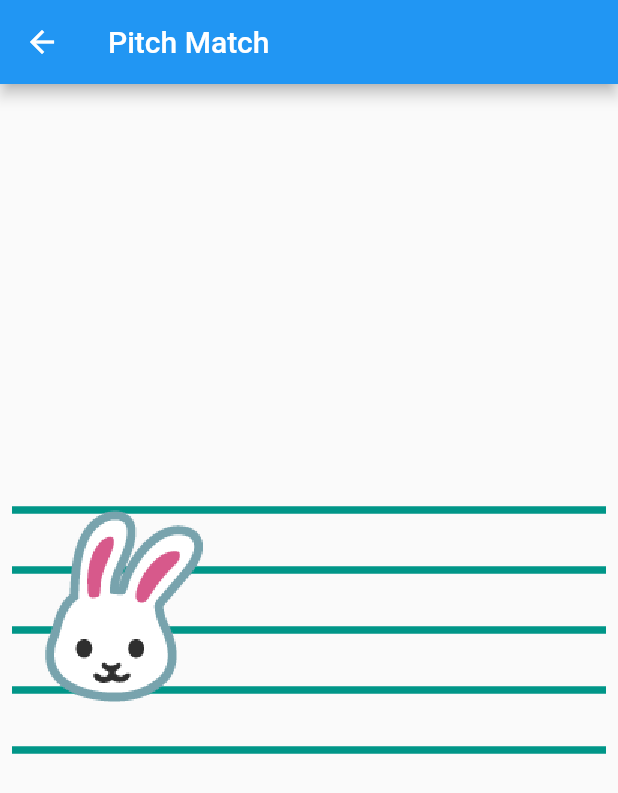
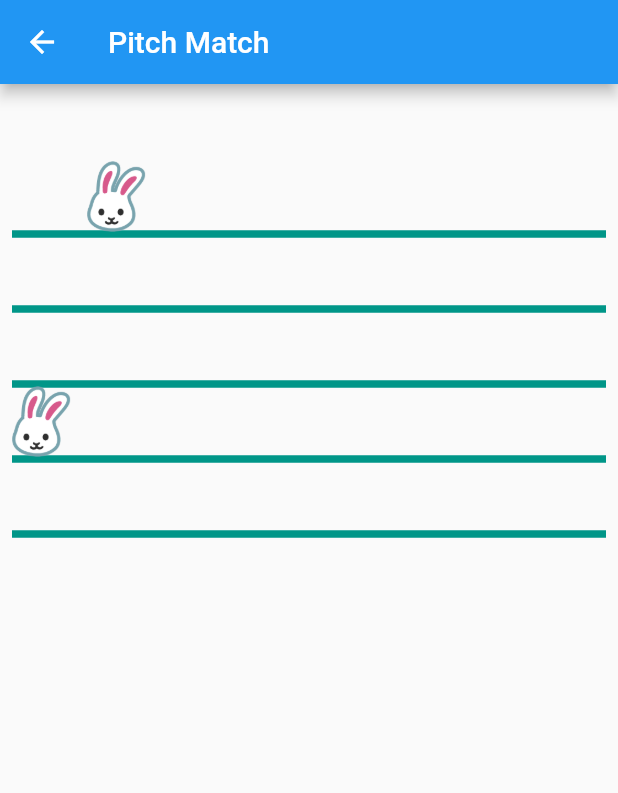
Before and after one commit to tgoze/eager-ear, a Flutter app: the screen it shows after launch, after a tap on "Pitch Match Game", on a phone screen of 412 x 824 dp. Shown: the top 793 px of the screen. Run offline on Flutter 3.47's test engine with Material 2 defaults, Android fonts, the phone set to English and light mode, and no system bars; our stand-ins replace permission_handler.

Commit message:
Staff draws notes based on pitch.

```diff
--- a/lib/games/pitch_match/main.dart
+++ b/lib/games/pitch_match/main.dart
@@ -1,86 +1,136 @@
-import 'dart:async';
-import 'dart:typed_data';
-import 'dart:ui' as ui;
-
+import 'package:eager_ear/shared/music.dart';
+import 'package:eager_ear/shared/note.dart';
+import 'package:eager_ear/shared/pitch.dart';
 import 'package:flutter/material.dart';
-import 'package:flutter/services.dart';
 
 class PitchMatchMain extends StatelessWidget {
   @override
   Widget build(BuildContext context) {
     return Scaffold(
-        appBar: AppBar(
-          title: Text("Pitch Match"),
+      appBar: AppBar(
+        title: Text("Pitch Match"),
+      ),
+      body: Center(
+        child: Column(
+          children: <Widget>[
+            PitchMatchStaff(
+              notes: <Note> [
+                Note.fromHertz(440.0, PitchDuration.Eighth),
+                Note.fromPitch(Pitch.fromClass(PitchClass.G, 5)
+                  , PitchDuration.Eighth)
+              ],
+            )
+          ],
         ),
-        body: PitchMatchStaff()
+      )
     );
   }
 }
 
 class PitchMatchStaff extends StatefulWidget {
+  PitchMatchStaff({Key key, this.notes}) : super(key: key);
+
+  final List<Note> notes;
+
   @override
   State<StatefulWidget> createState() => new _PitchMatchStaffState();
 }
 
 class _PitchMatchStaffState extends State<PitchMatchStaff> {
-  ui.Image image;
-  bool isImageLoaded = false;
+  double _staffHeight = 400;
+  double _noteDim = 50;
+  double _noteStep;
+  var _staffWidgets = List<Widget>();
 
+  void _addNoteToStaff(Note note, int noteIndex) {
+    double _bottomOffset = 0.0;
+    double _leftOffset = 0.0;
+
+    _leftOffset += noteIndex * _noteDim;
+
+    if (note.pitch.octave == 4 || note.pitch.octave == 5) {
+      switch (note.pitch.pitchClass) {
+        case PitchClass.C:
+        case PitchClass.CSharp:
+          _bottomOffset += _noteStep;
+          break;
+        case PitchClass.D:
+        case PitchClass.DSharp:
+          _bottomOffset += _noteStep * 2;
+          break;
+        case PitchClass.E:
+          _bottomOffset += _noteStep * 3;
+          break;
+        case PitchClass.F:
+        case PitchClass.FSharp:
+          _bottomOffset += _noteStep * 4;
+          break;
+        case PitchClass.G:
+        case PitchClass.GSharp:
+          _bottomOffset += _noteStep * 5;
+          break;
+        case PitchClass.A:
+        case PitchClass.ASharp:
+          _bottomOffset += _noteStep * 6;
+          break;
+        case PitchClass.B:
+          _bottomOffset += _noteStep * 7;
+          break;
+        case PitchClass.Unknown:
+        // nothing
+          break;
+      }
+      if (note.pitch.octave == 5) {
+        _bottomOffset += _noteStep * 7;
+      }
+    }
+
+    _staffWidgets.add(
+      Positioned(
+        child: Container(
+          height: _noteDim,
+          width: _noteDim,
+//          decoration: BoxDecoration(
+//              border: Border.all(color: Colors.blueAccent)
+//          ),
+          child: Image.asset('assets/images/rabbit.png')
+        ),
+        left: _leftOffset,
+        bottom: _bottomOffset,
+      )
+    );
+  }
+
+  @override
   void initState() {
     super.initState();
-    init();
-  }
+    _noteStep = _noteDim / 2.0;
+    _staffWidgets.add(
+      Padding (
+        padding: EdgeInsets.fromLTRB(8.0, 0.0, 8.0, 0.0),
+        child: CustomPaint(
+          painter: new StaffPainter(),
+          child: Container(height: _staffHeight)
+        )
+      )
+    );
 
-  Future <Null> init() async {
-    final ByteData data = await rootBundle.load('assets/images/rabbit.png');
-    image = await loadImage(new Uint8List.view(data.buffer));
-  }
-
-  Future<ui.Image> loadImage(List<int> img) async {
-    final Completer<ui.Image> completer = new Completer();
-    ui.decodeImageFromList(img, (ui.Image img) {
-      setState(() {
-        isImageLoaded = true;
-      });
-      return completer.complete(img);
-    });
-    return completer.future;
-  }
-
-  Widget _buildImage() {
-    if (this.isImageLoaded) {
-      return new CustomPaint(
-        painter: new StaffPainter(noteImage: image),
-          child: Container(height: 200)
-      );
-    } else {
-      return new Center(child: new Text('loading'));
+    for(Note note in widget.notes) {
+      _addNoteToStaff(note, widget.notes.indexOf(note));
     }
   }
 
   @override
   Widget build(BuildContext context) {
     return Center(
-      child: Column(
-        mainAxisAlignment: MainAxisAlignment.center,
-        children: <Widget>[
-          Padding (
-              padding: EdgeInsets.all(8.0),
-              child: _buildImage()
-          )
-        ],
+      child: Stack(
+        children: _staffWidgets
       )
     );
   }
 }
 
 class StaffPainter extends CustomPainter {
-
-  StaffPainter({
-    this.noteImage
-  });
-
-  ui.Image noteImage;
 
   @override
   void paint(Canvas canvas, Size size) {
@@ -89,18 +139,19 @@ class StaffPainter extends CustomPainter {
     paint.color = Colors.teal;
     paint.strokeWidth = 5;
 
+    int spaces = 8;
     int lines = 5;
-    double spacing = size.height / lines;
+    double spacing = size.height / spaces;
+
+    double startY = 2 * spacing;
 
     for(int i = 0; i < lines; i++) {
       canvas.drawLine(
-        Offset(0, spacing * i),
-        Offset(size.width, spacing * i),
+        Offset(0, startY + (spacing * i)),
+        Offset(size.width, startY + (spacing * i)),
         paint,
       );
     }
-
-    canvas.drawImage(noteImage, new Offset(0.0, 0.0), new Paint());
   }
 
   @override
--- a/lib/shared/note.dart
+++ b/lib/shared/note.dart
@@ -9,6 +9,11 @@ class Note {
     this.duration = pitchDuration;
   }
 
+  Note.fromHertz(double hertz, PitchDuration pitchDuration) {
+    this.pitch = Pitch.fromHertz(hertz);
+    this.duration = pitchDuration;
+  }
+
   Pitch pitch;
   PitchDuration duration;
 }
--- a/lib/shared/pitch.dart
+++ b/lib/shared/pitch.dart
@@ -3,6 +3,11 @@ import 'package:eager_ear/shared/music.dart';
 class Pitch {
 
   Pitch();
+
+  Pitch.fromClass(PitchClass pitchClass, int octave) {
+    this.pitchClass = pitchClass;
+    this.octave = octave;
+  }
 
   Pitch.fromHertz(double hertz) {
     this.pitchClass = convertHertzToPitchClass(hertz);
```
